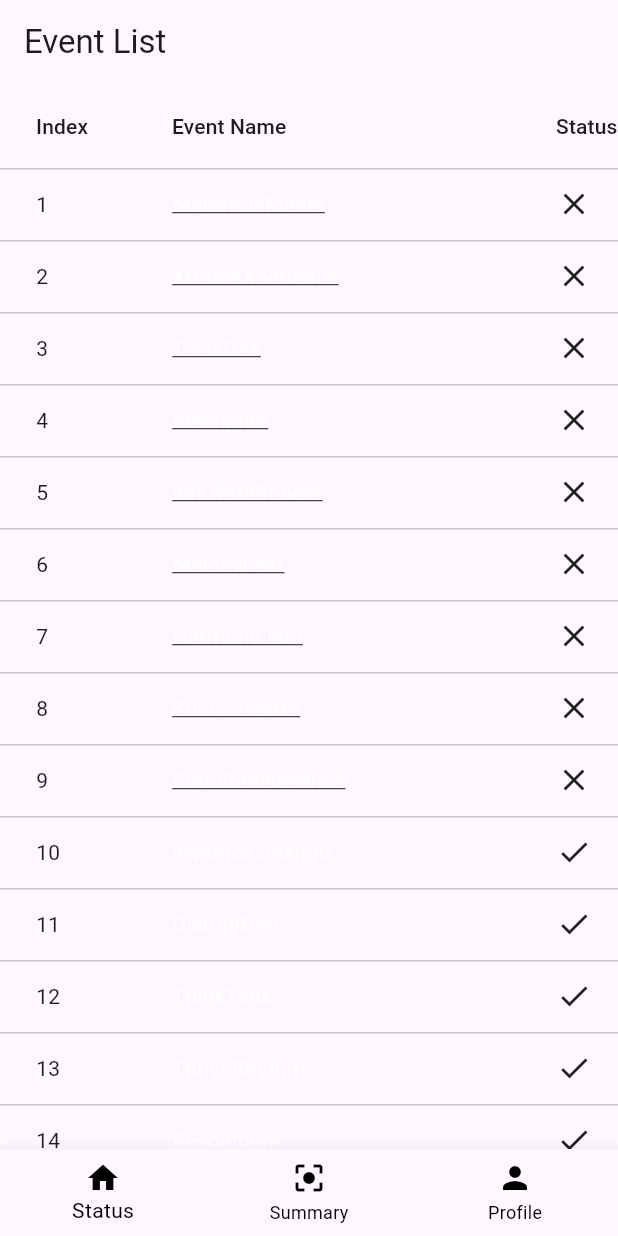
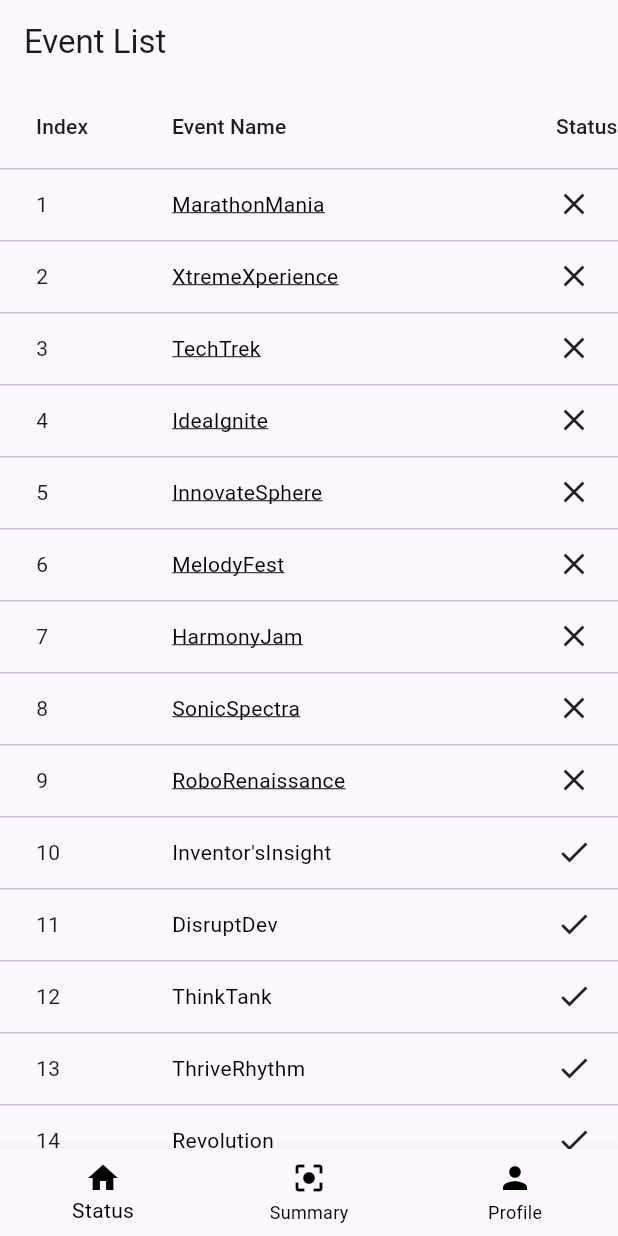
Before and after one commit to afqhizzt/Eventory, a Flutter app: the EventListPage screen opened directly, on a phone screen of 412 x 824 dp. Run offline on Flutter 3.47's test engine with Material 3 defaults, Android fonts, the phone set to English and light mode, and no system bars; our stand-ins replace fluttertoast, get, google_sign_in, shared_preferences, supabase_flutter; accounts and stored records are empty.

Commit message:
new update 3/1 (5)

```diff
--- a/lib/pages/HEP/EventStatus.dart
+++ b/lib/pages/HEP/EventStatus.dart
@@ -206,9 +206,8 @@ class EventListPage extends StatelessWidget {
                                   child: Text(
                                     event.eventName,
                                     style: TextStyle(
-                                      color: event.isChecked
-                                          ? Colors.white
-                                          : Colors.white,
+                                      color: Colors
+                                          .black, // Set text color to black
                                       decoration: event.isChecked
                                           ? TextDecoration.none
                                           : TextDecoration.underline,
```
